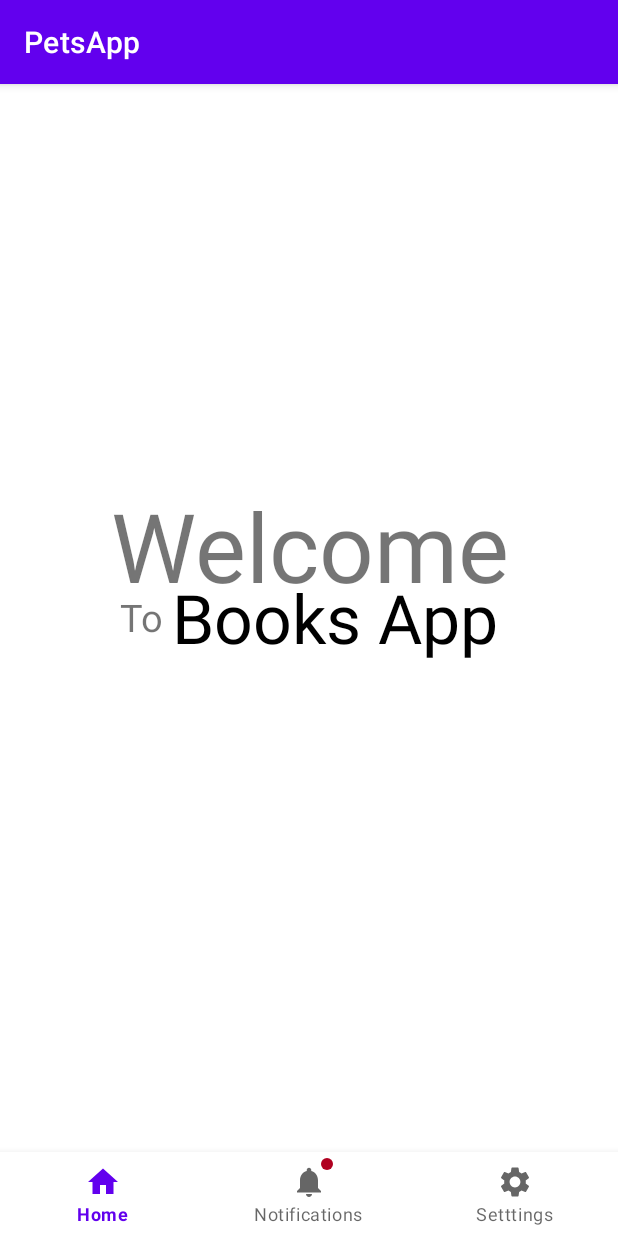
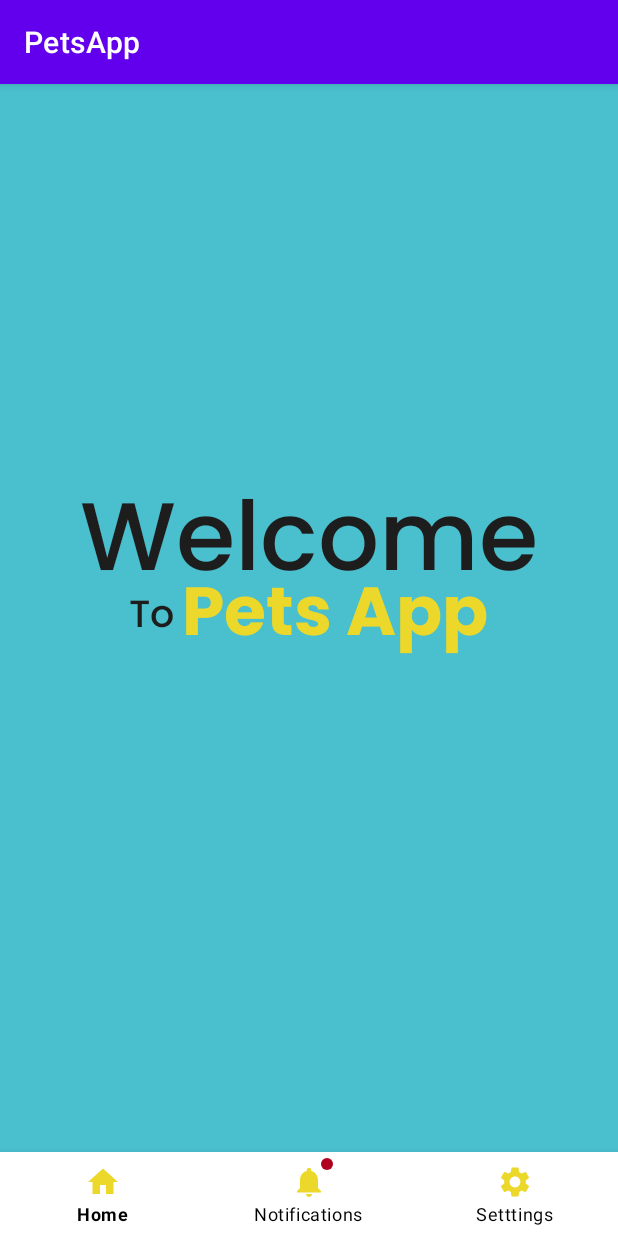
Before and after one commit to Leticiavvs13/PetsApp, an Android app: the screen it shows after launch (MainActivity), on a phone screen of 412 x 824 dp. Run offline under Robolectric (Android 15) with nearby library versions, the phone set to English and light mode, and no system bars.

Commit message:
Alterações no Fragment Home

```diff
--- /dev/null
+++ b/app/src/main/res/font/fontes.xml
@@ -0,0 +1,4 @@
+<?xml version="1.0" encoding="utf-8"?>
+<font-family xmlns:android="http://schemas.android.com/apk/res/android">
+
+</font-family>
--- a/app/src/main/res/layout/activity_main.xml
+++ b/app/src/main/res/layout/activity_main.xml
@@ -15,6 +15,8 @@
 
     <com.google.android.material.bottomnavigation.BottomNavigationView
         android:id="@+id/bnMenu"
+        app:itemIconTint="#ECD82A"
+        app:itemTextColor="@color/black"
         android:layout_width="wrap_content"
         android:layout_height="wrap_content"
         android:layout_alignParentBottom="true"
--- a/app/src/main/res/layout/fragment_home.xml
+++ b/app/src/main/res/layout/fragment_home.xml
@@ -3,6 +3,7 @@
     xmlns:tools="http://schemas.android.com/tools"
     android:layout_width="match_parent"
     android:layout_height="match_parent"
+    android:background="#4ABFCD"
     tools:context=".HomeFragment">
 
     <TextView
@@ -12,13 +13,15 @@
         android:textSize="64sp"
         android:layout_width="match_parent"
         android:layout_height="match_parent"
-        android:text="@string/hello_blank_fragment" />
+        android:text="@string/hello_blank_fragment"
+        android:fontFamily="@font/poppinsmedium"
+        android:textColor="#1E1D1D"/>
 
     <LinearLayout
         android:layout_gravity="center"
         android:layout_width="wrap_content"
         android:layout_height="wrap_content"
-        android:orientation="horizontal" >
+        android:orientation="horizontal">
 
         <TextView
             android:layout_gravity="center"
@@ -26,15 +29,18 @@
             android:layout_marginRight="5dp"
             android:layout_height="wrap_content"
             android:textSize="25sp"
-            android:text="To" />
+            android:text="To"
+            android:textColor="#1E1D1D"
+            android:fontFamily="@font/poppinsmedium"/>
 
         <TextView
             android:layout_gravity="center"
             android:textSize="45sp"
             android:layout_width="wrap_content"
             android:layout_height="wrap_content"
-            android:textColor="@color/black"
-            android:text="Books App" />
+            android:textColor="#ECD82A"
+            android:text="Pets App"
+            android:fontFamily="@font/poppinsbold"/>
 
     </LinearLayout>
 
```
Also changed, not shown: app/src/main/res/font/poppinsbold.ttf (added), app/src/main/res/font/poppinsextralight.ttf (added), app/src/main/res/font/poppinsmedium.ttf (added), app/src/main/res/font/poppinsthin.ttf (added).
